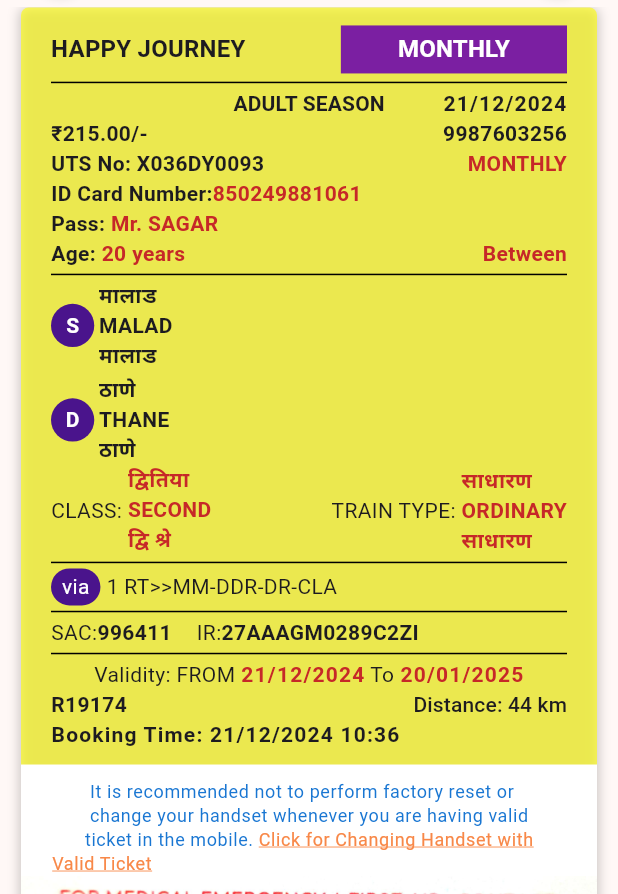
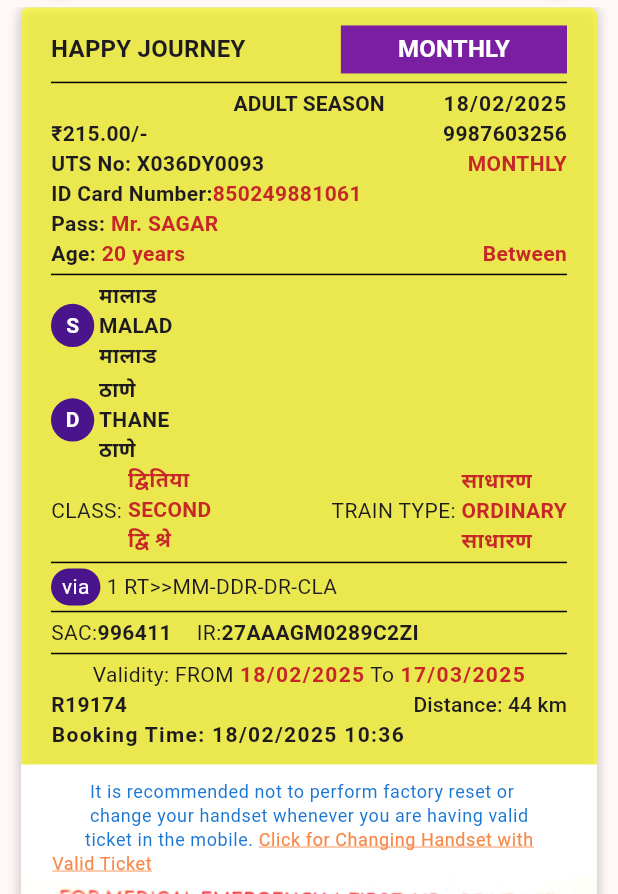
Before and after one commit to sagar2343/UTS, a Flutter app: the TicketDetailScreen screen opened directly, on a phone screen of 412 x 824 dp, the part 84-978 px from its top. Run offline on Flutter 3.47's test engine with Material 3 defaults, Android fonts, the phone set to English and light mode, and no system bars; drawn by our look-alikes of marquee; our stand-ins replace flutter_easyloading, google_fonts, shared_preferences; missing offline and left inert: newuts; accounts and stored records are empty.

```diff
--- /dev/null
+++ b/lib/features/showTicket/controller/ticket_detail_controller.dart
@@ -0,0 +1,24 @@
+import 'package:flutter/material.dart';
+import 'package:flutter_easyloading/flutter_easyloading.dart';
+
+class TicketDetailController{
+  final BuildContext context;
+  final VoidCallback reloadData;
+
+  TicketDetailController({
+    required this.context,
+    required this.reloadData,
+  });
+
+
+  void onQrTapped() async{
+    EasyLoading.show(status: 'Loading...');
+    Future.delayed(const Duration(seconds: 2),(){
+      EasyLoading.dismiss();
+      EasyLoading.showInfo('Something went Wrong!');
+      Navigator.pop(context);
+    });
+  }
+
+
+}
--- a/lib/features/showTicket/views/pages/showticket_screen.dart
+++ b/lib/features/showTicket/views/pages/showticket_screen.dart
@@ -1,6 +1,7 @@
 import 'package:flutter/material.dart';
-import 'package:utss/config/theme/app_theme.dart';
-import 'package:utss/features/showTicket/views/pages/ticket_detail_screen.dart';
+import 'package:newuts/features/showTicket/views/pages/ticket_detail_screen.dart';
+
+import '../../../../config/theme/app_theme.dart';
 
 class ShowTicketScreen extends StatefulWidget {
   const ShowTicketScreen({super.key});
@@ -67,7 +68,7 @@ class _ShowTicketScreenState extends State<ShowTicketScreen> {
                 Positioned(
                   left: w * 0.275,
                   top: h * 0.2,
-                  child: Text('21/12/2024 10:36',style: Theme.of(context).textTheme.bodySmall!.copyWith(fontWeight: FontWeight.w500,color: myPrimaryColor)),
+                  child: Text('18/02/2025 10:36',style: Theme.of(context).textTheme.bodySmall!.copyWith(fontWeight: FontWeight.w500,color: myPrimaryColor)),
                 ),
               ],
             ),
--- a/lib/features/showTicket/views/pages/ticket_detail_screen.dart
+++ b/lib/features/showTicket/views/pages/ticket_detail_screen.dart
@@ -1,6 +1,8 @@
 import 'package:flutter/material.dart';
 import 'package:marquee/marquee.dart';
-import 'package:utss/config/theme/app_theme.dart';
+import 'package:newuts/features/showTicket/controller/ticket_detail_controller.dart';
+
+import '../../../../config/theme/app_theme.dart';
 
 class TicketDetailScreen extends StatefulWidget {
   const TicketDetailScreen({super.key});
@@ -10,6 +12,18 @@ class TicketDetailScreen extends StatefulWidget {
 }
 
 class _TicketDetailScreenState extends State<TicketDetailScreen> {
+  late final TicketDetailController _controller;
+
+  @override
+  void initState() {
+    _controller = TicketDetailController(context: context, reloadData: reloadData);
+    super.initState();
+  }
+
+  void reloadData(){
+    setState(() {});
+  }
+
   @override
   Widget build(BuildContext context) {
     final h = MediaQuery.of(context).size.height;
@@ -107,7 +121,7 @@ class _TicketDetailScreenState extends State<TicketDetailScreen> {
                             Stack(
                               children: [
                                 Center(child: Text('ADULT SEASON',style: Theme.of(context).textTheme.titleSmall!.copyWith(fontWeight: FontWeight.w600))),
-                                Align(alignment: Alignment.centerRight,child: Text('21/12/2024',style: Theme.of(context).textTheme.titleSmall!.copyWith(letterSpacing: 0.8,fontWeight: FontWeight.w600)))
+                                Align(alignment: Alignment.centerRight,child: Text('18/02/2025',style: Theme.of(context).textTheme.titleSmall!.copyWith(letterSpacing: 0.8,fontWeight: FontWeight.w600)))
                               ],
                             ),
                             Row(
@@ -260,9 +274,9 @@ class _TicketDetailScreenState extends State<TicketDetailScreen> {
                               children: [
                                 Text('Validity: ',style: Theme.of(context).textTheme.bodyMedium!.copyWith()),
                                 Text('FROM ',style: Theme.of(context).textTheme.bodyMedium!.copyWith()),
-                                Text('21/12/2024',style: Theme.of(context).textTheme.bodyMedium!.copyWith(letterSpacing: 0.8,fontWeight: FontWeight.bold,color: Colors.red[800])),
+                                Text('18/02/2025',style: Theme.of(context).textTheme.bodyMedium!.copyWith(letterSpacing: 0.9,fontWeight: FontWeight.bold,color: Colors.red[800])),
                                 Text(' To ',style: Theme.of(context).textTheme.bodyMedium!.copyWith()),
-                                Text('20/01/2025',style: Theme.of(context).textTheme.bodyMedium!.copyWith(letterSpacing: 0.8,fontWeight: FontWeight.bold,color: Colors.red[800])),
+                                Text('17/03/2025',style: Theme.of(context).textTheme.bodyMedium!.copyWith(letterSpacing: 0.9,fontWeight: FontWeight.bold,color: Colors.red[800])),
                               ],
                             ),
                             Row(
@@ -272,7 +286,7 @@ class _TicketDetailScreenState extends State<TicketDetailScreen> {
                                 Text('Distance: 44 km',style: Theme.of(context).textTheme.titleSmall!.copyWith()),
                               ],
                             ),
-                            Text('Booking Time: 21/12/2024 10:36',style: Theme.of(context).textTheme.bodyMedium!.copyWith(letterSpacing: 0.8,fontWeight: FontWeight.bold)),
+                            Text('Booking Time: 18/02/2025 10:36',style: Theme.of(context).textTheme.bodyMedium!.copyWith(letterSpacing: 0.9,fontWeight: FontWeight.bold)),
                           ],
                         ),
                       ),
@@ -300,7 +314,11 @@ class _TicketDetailScreenState extends State<TicketDetailScreen> {
                                     style: Theme.of(context).textTheme.bodySmall!.copyWith(color: myPrimaryColor,decorationColor: myPrimaryColor,decoration: TextDecoration.underline)),
                               ],
                             ),
-                            Image.asset('assets/images/ticket/belowticket.jpeg'),
+                            GestureDetector(
+                              onTap: (){
+                                _controller.onQrTapped();
+                              },
+                                child: Image.asset('assets/images/ticket/belowticket.jpeg')),
                           ],
                         ),
                       )
--- a/lib/main.dart
+++ b/lib/main.dart
@@ -1,8 +1,9 @@
 import 'package:flutter/material.dart';
 import 'package:flutter/services.dart';
-import 'package:utss/features/home/views/pages/home_screen.dart';
+import 'package:flutter_easyloading/flutter_easyloading.dart';
 
 import 'config/theme/app_theme.dart';
+import 'features/home/views/pages/home_screen.dart';
 
 void main() {
   WidgetsFlutterBinding.ensureInitialized();
@@ -24,6 +25,7 @@ class MyApp extends StatelessWidget {
       title: 'UTS',
       theme: myAppTheme,
       home: const HomeScreen(),
+      builder: EasyLoading.init(),
     );
   }
 }
```
Also changed, not shown: lib/features/home/views/pages/home_screen.dart (+4 -3 lines).
